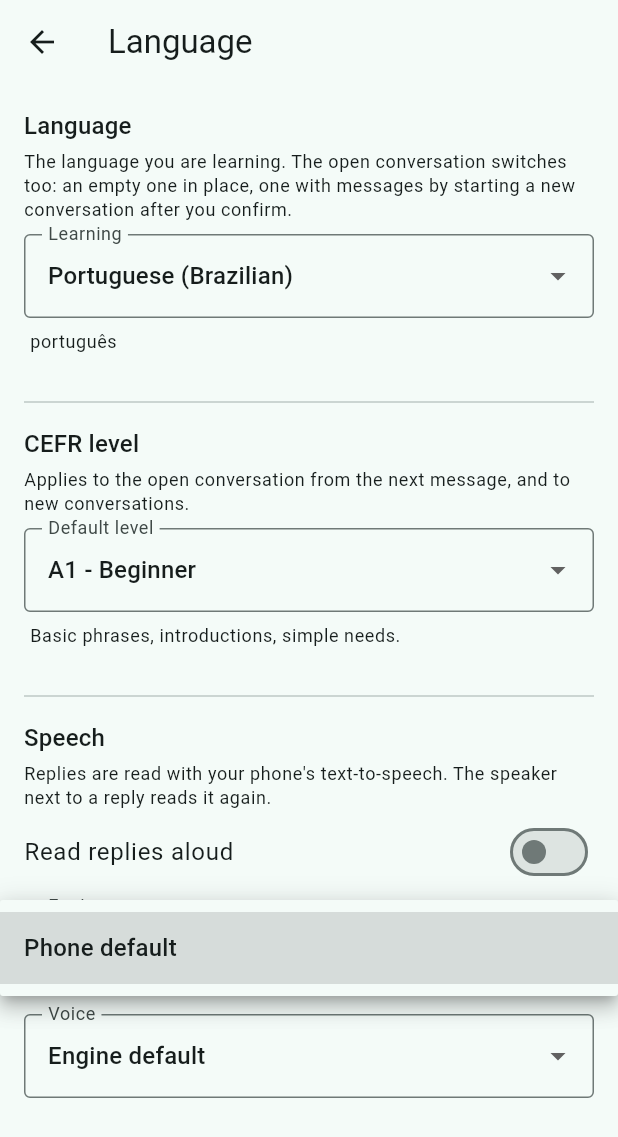
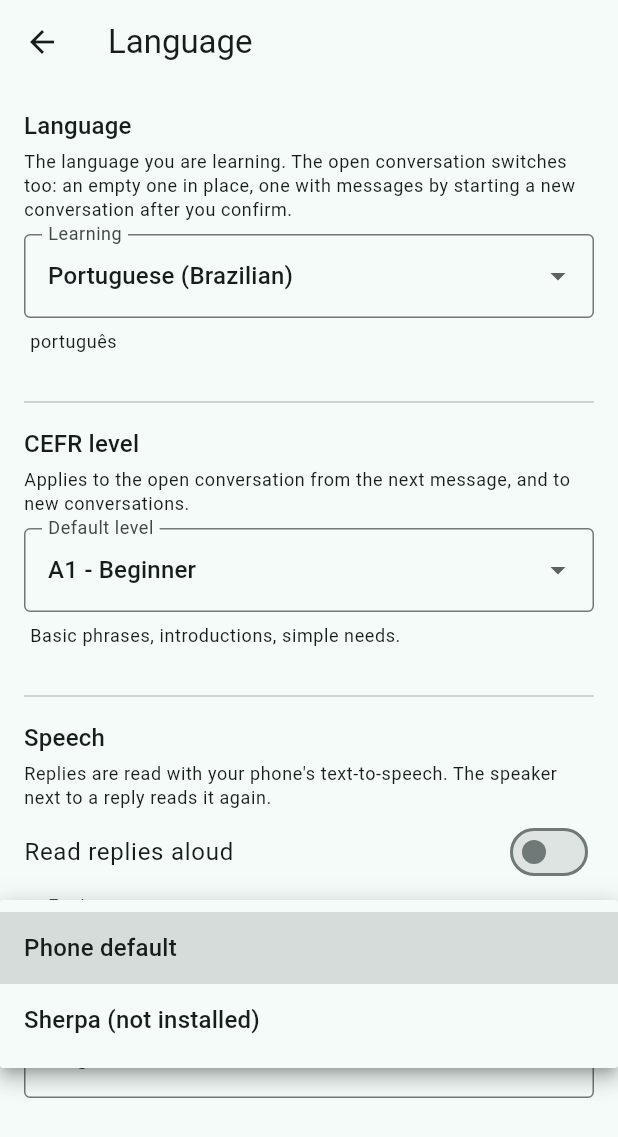
Before and after one commit to Pitrified/fala-language-tutor, a Flutter app: the LanguageSettingsScreen screen opened by its route, after a tap on "Phone default", on a phone screen of 412 x 824 dp. Shown: the top 1137 px of the screen. Run offline on Flutter 3.47's test engine with Material 3 defaults, Android fonts, the phone set to English and light mode, and no system bars; our stand-ins replace flutter_riverpod, flutter_secure_storage, flutter_tts, freezed_annotation, go_router, hive and 1 more; missing offline and left inert: openai_dart; accounts and stored records are empty; generated files the repository leaves out were written again.

Commit message:
Offer Sherpa even when missing, with a link to how to install it
Co-Authored-By: Claude Opus 5.5 <noreply@anthropic.com>
Claude-Session: https://claude.ai/code/session_017SavMvSBp2orTpJANzV16y

```diff
--- a/lib/build_info.dart
+++ b/lib/build_info.dart
@@ -16,6 +16,10 @@ const String appCommit = String.fromEnvironment(
 /// app does with their API key.
 const String sourceRepoUrl = 'https://github.com/Pitrified/fala-language-tutor';
 
+/// How to install SherpaTTS and a voice, linked from the Speech section when
+/// Sherpa is chosen but missing.
+const String sherpaGuideUrl = '$sourceRepoUrl/blob/main/docs/sherpa-tts.md';
+
 /// What the app shows as its version, for example `0.0.1+a739b0e1`. A build
 /// without the defines, such as a plain `flutter run`, shows `dev+local`.
 const String appVersionLabel = '$appVersion+$appCommit';
--- a/lib/screens/settings/language_settings_screen.dart
+++ b/lib/screens/settings/language_settings_screen.dart
@@ -1,5 +1,8 @@
 import 'package:flutter/material.dart';
 import 'package:flutter_riverpod/flutter_riverpod.dart';
+import 'package:url_launcher/url_launcher.dart';
+
+import '../../build_info.dart';
 
 import '../../models/cefr_level.dart';
 import '../../models/target_language.dart';
@@ -229,10 +232,19 @@ class _EngineDropdown extends ConsumerWidget {
 
   @override
   Widget build(BuildContext context, WidgetRef ref) {
-    final engines = ref.watch(speechEnginesProvider).value ?? const <String>[];
+    final installed = ref.watch(speechEnginesProvider).value;
+    final engines = [
+      ...?installed,
+      if (!(installed ?? const []).contains(sherpaEngine)) sherpaEngine,
+    ];
     final chosen = ref.watch(speechEngineProvider);
     final current = engines.contains(chosen) ? chosen : null;
-    return DropdownButtonFormField<String?>(
+    final sherpaMissing =
+        installed != null && !installed.contains(sherpaEngine);
+    return Column(
+      crossAxisAlignment: CrossAxisAlignment.start,
+      children: [
+        DropdownButtonFormField<String?>(
           key: ValueKey('engine/$current/${engines.length}'),
           initialValue: current,
           isExpanded: true,
@@ -245,13 +257,36 @@ class _EngineDropdown extends ConsumerWidget {
             for (final engine in engines)
               DropdownMenuItem<String?>(
                 value: engine,
-            child: Text(engineLabel(engine), overflow: TextOverflow.ellipsis),
+                child: Text(
+                  engine == sherpaEngine && sherpaMissing
+                      ? '${engineLabel(engine)} (not installed)'
+                      : engineLabel(engine),
+                  overflow: TextOverflow.ellipsis,
+                ),
               ),
           ],
           onChanged: (engine) async {
             await ref.read(speechProvider.notifier).stop();
             await ref.read(speechEngineProvider.notifier).set(engine);
           },
+        ),
+        if (current == sherpaEngine && sherpaMissing) ...[
+          const SizedBox(height: 8),
+          Text(
+            'Sherpa is a free voice app that runs on the phone. Install '
+            'SherpaTTS and download a voice in it; until then the phone '
+            'default reads the replies.',
+            style: Theme.of(context).textTheme.bodySmall,
+          ),
+          TextButton(
+            onPressed: () => launchUrl(
+              Uri.parse(sherpaGuideUrl),
+              mode: LaunchMode.externalApplication,
+            ),
+            child: const Text('How to install Sherpa'),
+          ),
+        ],
+      ],
     );
   }
 }
@@ -297,6 +332,10 @@ class _VoiceDropdown extends ConsumerWidget {
 /// for any other.
 String engineLabel(String engine) => switch (engine) {
   'com.google.android.tts' => 'Google',
-  'org.woheller69.ttsengine' => 'Sherpa',
+  sherpaEngine => 'Sherpa',
   _ => engine,
 };
+
+/// SherpaTTS's package name. Listed even when not installed, so the learner
+/// can find out about it.
+const String sherpaEngine = 'org.woheller69.ttsengine';
```
Also changed, not shown: 3 other files. Lines whose indentation alone changed are shown as unchanged.
